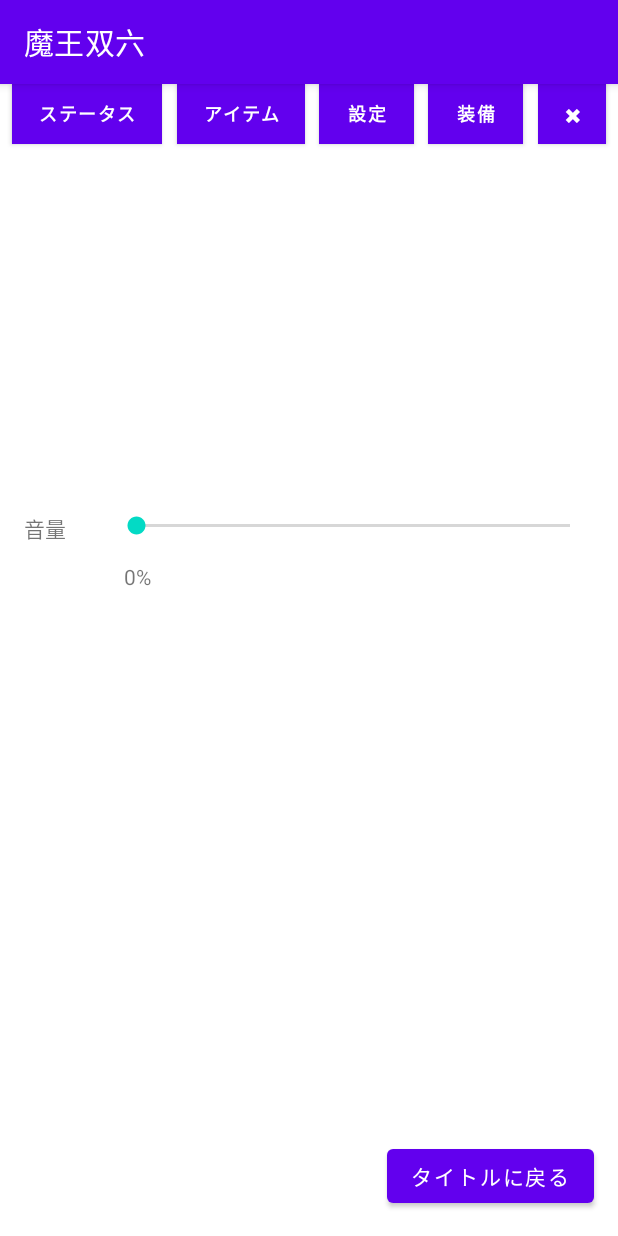
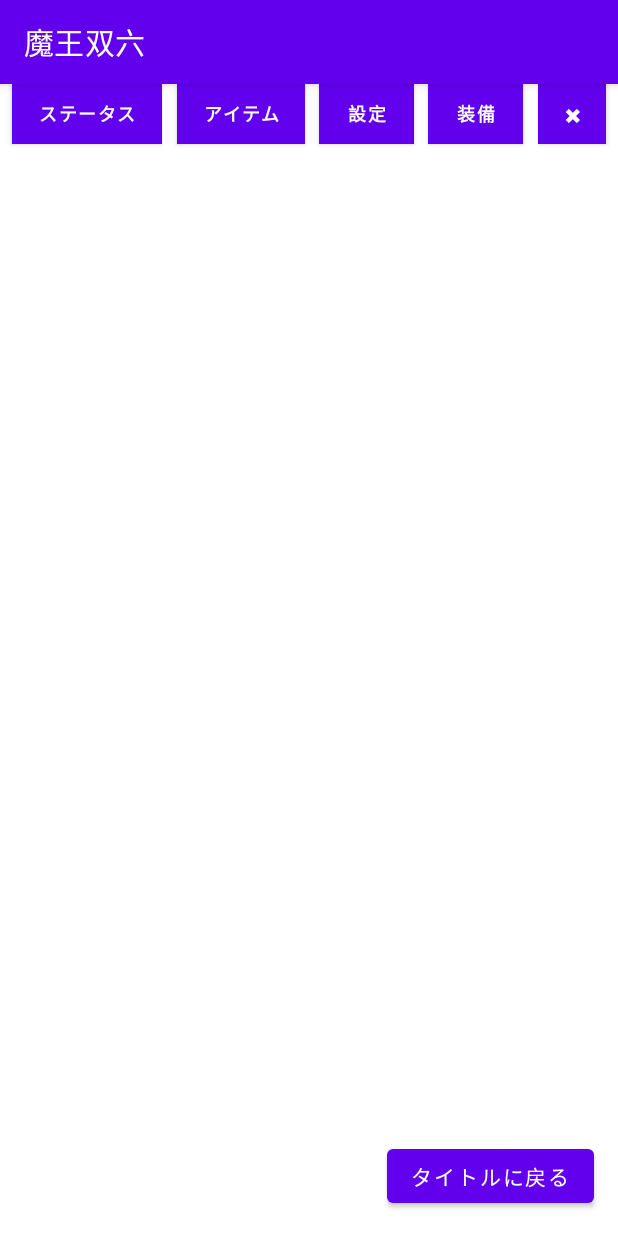
Before and after one commit to shianano/androidgame, an Android app: the fragment SettingFragment placed in its activity, on a phone screen of 412 x 824 dp. Run offline under Robolectric (Android 15) with nearby library versions, the phone set to English and light mode, and no system bars.

Commit message:
最終修正版Ver1.0.0

```diff
--- a/app/src/main/java/com/example/androidgame/itemFragment.kt
+++ b/app/src/main/java/com/example/androidgame/itemFragment.kt
@@ -237,7 +237,7 @@ class itemFragment : Fragment() {
             val pref = PreferenceManager.getDefaultSharedPreferences(context)
             var num = pref.getInt("pl_mp",0)
             if(num==max_mp){
-                //最大値ｍｐ　ー＞　使えない
+                //最大値ｍｐ　->　使えない
                 AlertDialog.Builder(requireContext())
                         .setTitle("使用")
                         .setMessage("MPが最大なので使用できません！")
@@ -249,7 +249,7 @@ class itemFragment : Fragment() {
             else{
                 //一応は減っている
                 if(num+item_effect_num>=max_mp){
-                    //最大値をこえる　ー＞　ｍｐを最大値にする
+                    //最大値をこえる　->　ｍｐを最大値にする
                     pref.edit {
                         putInt("pl_mp",max_mp)
                     }
--- a/app/src/main/res/layout/fragment_setting.xml
+++ b/app/src/main/res/layout/fragment_setting.xml
@@ -25,6 +25,7 @@
         android:layout_height="wrap_content"
         android:layout_marginStart="16dp"
         android:text="音量"
+        android:visibility="invisible"
         app:layout_constraintBottom_toBottomOf="parent"
         app:layout_constraintStart_toStartOf="parent"
         app:layout_constraintTop_toTopOf="parent"
@@ -36,6 +37,7 @@
         android:layout_height="22dp"
         android:layout_marginStart="5dp"
         android:layout_marginEnd="16dp"
+        android:visibility="invisible"
         app:layout_constraintBottom_toBottomOf="parent"
         app:layout_constraintEnd_toEndOf="parent"
         app:layout_constraintHorizontal_bias="1.0"
@@ -49,6 +51,7 @@
         android:layout_height="wrap_content"
         android:layout_marginTop="4dp"
         android:text="TextView"
+        android:visibility="invisible"
         app:layout_constraintBottom_toBottomOf="parent"
         app:layout_constraintEnd_toEndOf="parent"
         app:layout_constraintHorizontal_bias="0.209"
```
